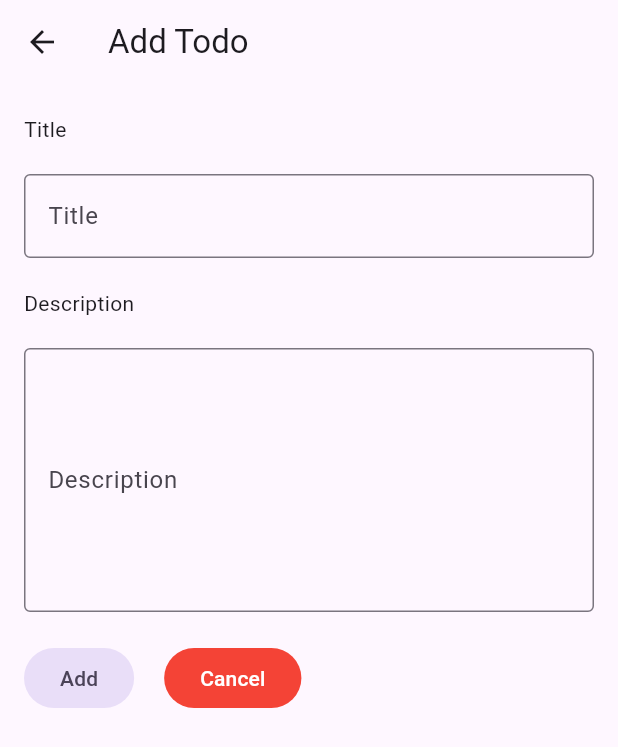
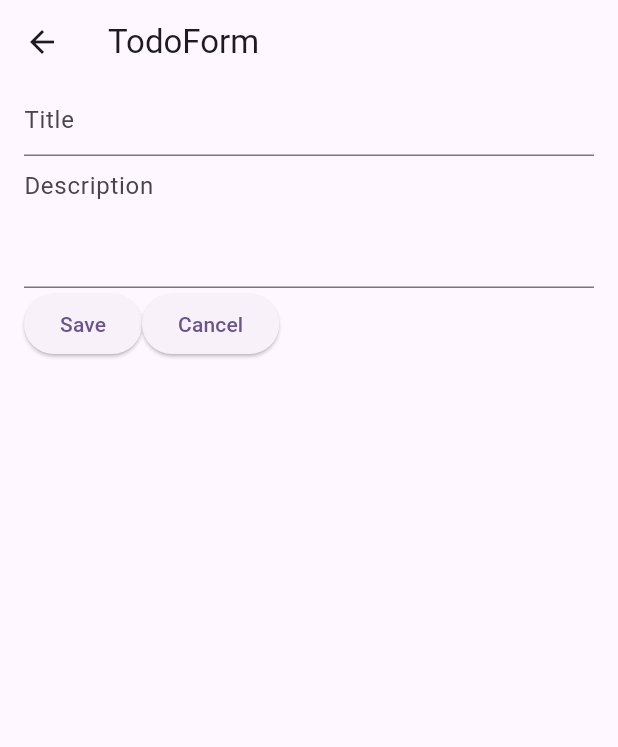
Before and after one commit to NishmaLamichhane/Flutter-API-Calling, a Flutter app: the AddTodoScreen screen opened by its route, on a phone screen of 412 x 824 dp. Shown: the top 747 px of the screen. Run offline on Flutter 3.47's test engine with Material 3 defaults, Android fonts, the phone set to English and light mode, and no system bars; our stand-ins replace bloc, dartz, dio, flutter_bloc, get_it; network calls fail.

Commit message:
Update:Add Data

```diff
--- a/lib/features/home/presentation/screens/add_todo_screen.dart
+++ b/lib/features/home/presentation/screens/add_todo_screen.dart
@@ -10,121 +10,93 @@ class AddTodoScreen extends StatefulWidget {
 }
 
 class _AddTodoScreenState extends State<AddTodoScreen> {
-  final _formKey = GlobalKey<FormState>();
   String? title;
   String? description;
+  final GlobalKey<FormState> addTodoForm = GlobalKey();
+
   @override
   Widget build(BuildContext context) {
     return Scaffold(
-      appBar: AppBar(title: Text("Add Todo")),
+      appBar: AppBar(title: Text("TodoForm")),
       body: BlocListener<TodoBloc, TodoState>(
         listener: (context, state) {
           if (state is AddTodoSuccessState) {
-            ScaffoldMessenger.of(context).showSnackBar(
-              SnackBar(
-                content: Text(state.message),
-                backgroundColor: Colors.green,
-              ),
-            );
-            Navigator.pop(context);
+            ScaffoldMessenger.of(
+              context,
+            ).showSnackBar(SnackBar(content: Text(state.message)));
           }
           if (state is AddTodoFailState) {
-            ScaffoldMessenger.of(context).showSnackBar(
-              SnackBar(content: Text(state.error), backgroundColor: Colors.red),
-            );
+            ScaffoldMessenger.of(
+              context,
+            ).showSnackBar(SnackBar(content: Text(state.error)));
           }
-          // TODO: implement listener
         },
+        child: Center(
           child: Padding(
-          padding: const EdgeInsets.symmetric(horizontal: 16, vertical: 20),
+            padding: const EdgeInsets.only(right: 16, left: 16),
             child: Form(
-            key: _formKey,
+              key: addTodoForm,
               child: Column(
-              spacing: 20,
-              mainAxisAlignment: MainAxisAlignment.start,
-              crossAxisAlignment: CrossAxisAlignment.start,
                 children: [
-                Text("Title"),
                   TextFormField(
-                  onSaved: (newValue) {
-                    setState(() {
-                      title = newValue;
-                    });
-                  },
+                    decoration: InputDecoration(hintText: "Title"),
                     validator: (value) {
                       if (value == null || value.isEmpty) {
-                      return "Please enter a title";
+                        return "Provide Title";
+                      } else {
+                        return null;
                       }
-                    return null;
                     },
-                  decoration: InputDecoration(
-                    border: OutlineInputBorder(),
-                    hintText: "Write the title",
-                    label: Text("Title"),
-                    floatingLabelBehavior: FloatingLabelBehavior.never,
+                    onSaved: (value) {
+                      title = value;
+                    },
+                    onTapOutside: (e) => FocusScope.of(context).unfocus(),
                   ),
-                ),
-                Text("Description"),
                   TextFormField(
-                  onSaved: (newValue) {
-                    setState(() {
-                      description = newValue;
-                    });
-                  },
+                    decoration: InputDecoration(hintText: "Description"),
+                    maxLines: 6,
+                    minLines: 3,
                     validator: (value) {
                       if (value == null || value.isEmpty) {
-                      return "Please enter a title";
+                        return "Provide Description";
+                      } else {
+                        return null;
                       }
-                    return null;
                     },
-                  minLines: 6,
-                  maxLines: 10,
-                  decoration: InputDecoration(
-                    border: OutlineInputBorder(),
-                    hintText: "Write the description",
-                    label: Text("Description"),
-                    floatingLabelBehavior: FloatingLabelBehavior.never,
-                  ),
+                    onSaved: (value) {
+                      description = value;
+                    },
+                    onTapOutside: (e) => FocusScope.of(context).unfocus(),
                   ),
                   Row(
-                  spacing: 20,
                     children: [
                       BlocBuilder<TodoBloc, TodoState>(
                         builder: (context, state) {
-                        return FilledButton.tonal(
-                          onPressed: () async {
-                            if (!_formKey.currentState!.validate()) {
+                          return ElevatedButton(
+                            onPressed: () {
+                              if (!addTodoForm.currentState!.validate()) {
                                 return;
                               }
-                            _formKey.currentState!.save();
+                              addTodoForm.currentState!.save();
                               final Map<String, dynamic> formData = {
-                              "title": title,
-                              "description": description,
+                                'title': title,
+                                'description': description,
                               };
-print("add toodo: $state");
-                            context.read<TodoBloc>().add(AddTodoEvent(formData: formData));
-print("after add toodo: $state");
-
-
+                              context.read<TodoBloc>().add(
+                                AddTodoEvent(formData: formData),
+                              );
                               context.read<TodoBloc>().add(FetchTodoEvent());
-
                               Navigator.of(context).pop();
                             },
-
-                          child: Text("Add"),
+                            child: Text("Save"),
                           );
                         },
                       ),
-                    FilledButton.tonal(
-                      onPressed: () {},
-                      child: Text(
-                        "Cancel",
-                        style: TextStyle(color: Colors.white),
-                      ),
-
-                      style: FilledButton.styleFrom(
-                        backgroundColor: Colors.red,
-                      ),
+                      ElevatedButton(
+                        onPressed: () {
+                          Navigator.of(context).pop();
+                        },
+                        child: Text("Cancel"),
                       ),
                     ],
                   ),
@@ -133,6 +105,7 @@ print("after add toodo: $state");
             ),
           ),
         ),
+      ),
     );
   }
 }
```
Lines whose indentation alone changed are shown as unchanged.
